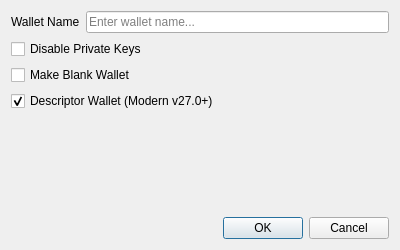
Old version of the form src/qt/forms/createwalletdialog.ui in the repository jin7659/xpchain-community-core-upgrade.
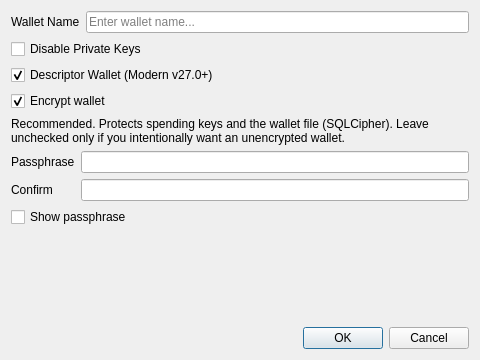
New version of the form.

Commit message:
Support encrypt-on-create for GUI and createwallet RPC
Wire the documented createwallet passphrase argument to EncryptWallet
(SQLCipher at-rest when enabled), add Encrypt/passphrase fields to the
Create Wallet dialog, remove the unused Blank Wallet checkbox, and cover
encrypt-on-create in the SQLCipher functional test.

The edit to the form file:
```diff
--- a/src/qt/forms/createwalletdialog.ui
+++ b/src/qt/forms/createwalletdialog.ui
@@ -6,8 +6,8 @@
    <rect>
     <x>0</x>
     <y>0</y>
-    <width>400</width>
-    <height>250</height>
+    <width>480</width>
+    <height>360</height>
    </rect>
   </property>
   <property name="windowTitle">
@@ -39,13 +39,6 @@
      </property>
     </widget>
    </item>
-   <item>
-    <widget class="QCheckBox" name="make_blank_cb">
-     <property name="text">
-      <string>Make Blank Wallet</string>
-     </property>
-    </widget>
-   </item>
    <item>
     <widget class="QCheckBox" name="descriptor_cb">
      <property name="text">
@@ -56,6 +49,68 @@
      </property>
     </widget>
    </item>
+   <item>
+    <widget class="QCheckBox" name="encrypt_wallet_cb">
+     <property name="toolTip">
+      <string>Encrypt spending keys and (on SQLite/SQLCipher builds) the wallet file at rest. You will need this passphrase to open the wallet file after restart and again to unlock keys for sending.</string>
+     </property>
+     <property name="text">
+      <string>Encrypt wallet</string>
+     </property>
+     <property name="checked">
+      <bool>true</bool>
+     </property>
+    </widget>
+   </item>
+   <item>
+    <widget class="QLabel" name="encrypt_hint_label">
+     <property name="text">
+      <string>Recommended. Protects spending keys and the wallet file (SQLCipher). Leave unchecked only if you intentionally want an unencrypted wallet.</string>
+     </property>
+     <property name="wordWrap">
+      <bool>true</bool>
+     </property>
+    </widget>
+   </item>
+   <item>
+    <layout class="QFormLayout" name="passphraseLayout">
+     <item row="0" column="0">
+      <widget class="QLabel" name="passphrase_label">
+       <property name="text">
+        <string>Passphrase</string>
+       </property>
+      </widget>
+     </item>
+     <item row="0" column="1">
+      <widget class="QLineEdit" name="passphrase_edit">
+       <property name="echoMode">
+        <enum>QLineEdit::Password</enum>
+       </property>
+      </widget>
+     </item>
+     <item row="1" column="0">
+      <widget class="QLabel" name="confirm_label">
+       <property name="text">
+        <string>Confirm</string>
+       </property>
+      </widget>
+     </item>
+     <item row="1" column="1">
+      <widget class="QLineEdit" name="confirm_edit">
+       <property name="echoMode">
+        <enum>QLineEdit::Password</enum>
+       </property>
+      </widget>
+     </item>
+    </layout>
+   </item>
+   <item>
+    <widget class="QCheckBox" name="show_passphrase_cb">
+     <property name="text">
+      <string>Show passphrase</string>
+     </property>
+    </widget>
+   </item>
    <item>
     <spacer name="verticalSpacer">
      <property name="orientation">
@@ -64,7 +119,7 @@
      <property name="sizeHint" stdset="0">
       <size>
        <width>20</width>
-       <height>40</height>
+       <height>20</height>
       </size>
      </property>
     </spacer>
```
Left out of the diff: 6 changed lines with no effect on the pictures. The commit also changes 6 other files.
